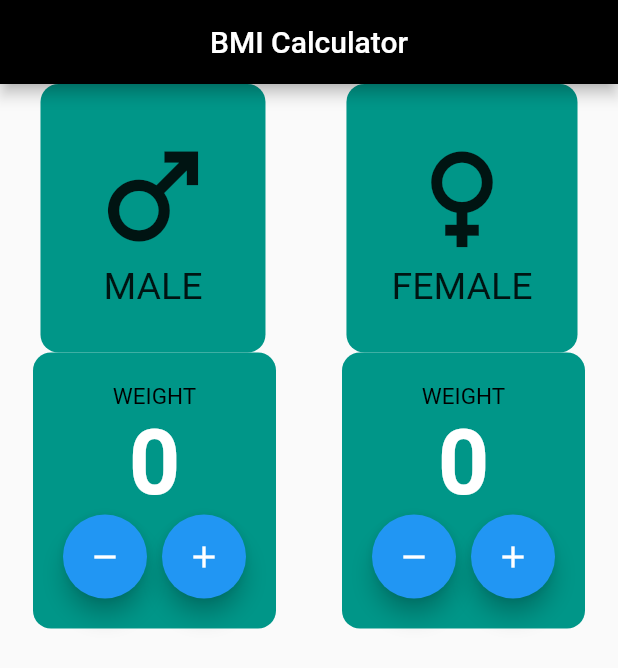
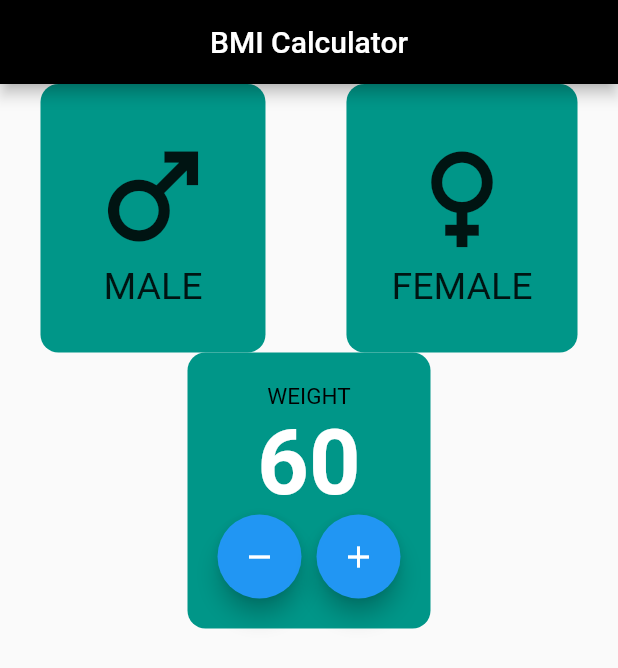
Before and after one commit to fluttberry/bmi_calculator_app, a Flutter app: the screen it shows after launch, on a phone screen of 412 x 824 dp. Shown: the top 668 px of the screen. Run offline on Flutter 3.47's test engine with Material 2 defaults, Android fonts, the phone set to English and light mode, and no system bars.

Commit message:
bmi_app_ongoing

```diff
--- a/lib/presentations/pages/home_page.dart
+++ b/lib/presentations/pages/home_page.dart
@@ -1,5 +1,5 @@
-import 'package:bmi_app/constants/text_style/text_styles.dart';
 import 'package:bmi_app/presentations/widgets/custom_container.dart';
+import 'package:bmi_app/presentations/widgets/weight_age_widget.dart';
 import 'package:flutter/material.dart';
 
 class HomePage extends StatefulWidget {
@@ -33,7 +33,8 @@ class _HomePageState extends State<HomePage> {
         title: const Text('BMI Calculator'),
         centerTitle: true,
       ),
-      body: Column(children: [
+      body: Column(
+        children: [
           Row(
             mainAxisAlignment: MainAxisAlignment.spaceAround,
             children: const [
@@ -43,86 +44,16 @@ class _HomePageState extends State<HomePage> {
           ),
           Row(
             mainAxisAlignment: MainAxisAlignment.spaceAround,
-          children: [
-            Container(
-              decoration: BoxDecoration(
-                borderRadius: BorderRadius.circular(12),
-                color: Colors.teal,
-              ),
-              child: Padding(
-                padding: const EdgeInsets.all(20),
-                child: Column(
-                  children: [
-                    Text(
-                      'weight'.toUpperCase(),
-                      style: TextStyles.text15Grey,
-                    ),
-                    Text(
-                      san.toString(),
-                      style: TextStyles.text60White,
-                    ),
-                    Row(
-                      mainAxisAlignment: MainAxisAlignment.center,
             // ignore: prefer_const_literals_to_create_immutables
             children: [
-                        FloatingActionButton(
-                          onPressed: countRemove,
-                          child: const Icon(Icons.remove),
-                        ),
-                        const SizedBox(
-                          width: 10,
-                        ),
-                        FloatingActionButton(
-                          onPressed: countAdd,
-                          child: const Icon(Icons.add),
+              const WeightAgeWidget(
+                countText: '60',
+                text: 'weight',
               ),
             ],
           ),
         ],
       ),
-              ),
-            ),
-            Container(
-              decoration: BoxDecoration(
-                borderRadius: BorderRadius.circular(12),
-                color: Colors.teal,
-              ),
-              child: Padding(
-                padding: const EdgeInsets.all(20),
-                child: Column(
-                  children: [
-                    Text(
-                      'weight'.toUpperCase(),
-                      style: TextStyles.text15Grey,
-                    ),
-                    Text(
-                      san.toString(),
-                      style: TextStyles.text60White,
-                    ),
-                    Row(
-                      mainAxisAlignment: MainAxisAlignment.center,
-                      // ignore: prefer_const_literals_to_create_immutables
-                      children: [
-                        FloatingActionButton(
-                          onPressed: countRemove,
-                          child: const Icon(Icons.remove),
-                        ),
-                        const SizedBox(
-                          width: 10,
-                        ),
-                        FloatingActionButton(
-                          onPressed: countAdd,
-                          child: const Icon(Icons.add),
-                        ),
-                      ],
-                    ),
-                  ],
-                ),
-              ),
-            ),
-          ],
-        )
-      ]),
     );
   }
 }
--- /dev/null
+++ b/lib/presentations/widgets/weight_age_widget.dart
@@ -0,0 +1,53 @@
+import 'package:bmi_app/constants/text_style/text_styles.dart';
+import 'package:flutter/material.dart';
+
+class WeightAgeWidget extends StatelessWidget {
+  final String? text;
+  final String? countText;
+  final void Function()? onPlus;
+  final void Function()? onMinus;
+  const WeightAgeWidget(
+      {super.key, this.text, this.countText, this.onPlus, this.onMinus});
+
+  @override
+  Widget build(BuildContext context) {
+    return Container(
+      decoration: BoxDecoration(
+        borderRadius: BorderRadius.circular(12),
+        color: Colors.teal,
+      ),
+      child: Padding(
+        padding: const EdgeInsets.all(20),
+        child: Column(
+          children: [
+            Text(
+              text!.toUpperCase(),
+              style: TextStyles.text15Grey,
+            ),
+            Text(
+              countText!,
+              style: TextStyles.text60White,
+            ),
+            Row(
+              mainAxisAlignment: MainAxisAlignment.center,
+              // ignore: prefer_const_literals_to_create_immutables
+              children: [
+                FloatingActionButton(
+                  onPressed: onMinus,
+                  child: const Icon(Icons.remove),
+                ),
+                const SizedBox(
+                  width: 10,
+                ),
+                FloatingActionButton(
+                  onPressed: onPlus,
+                  child: const Icon(Icons.add),
+                ),
+              ],
+            ),
+          ],
+        ),
+      ),
+    );
+  }
+}
```
Lines whose indentation alone changed are shown as unchanged.
